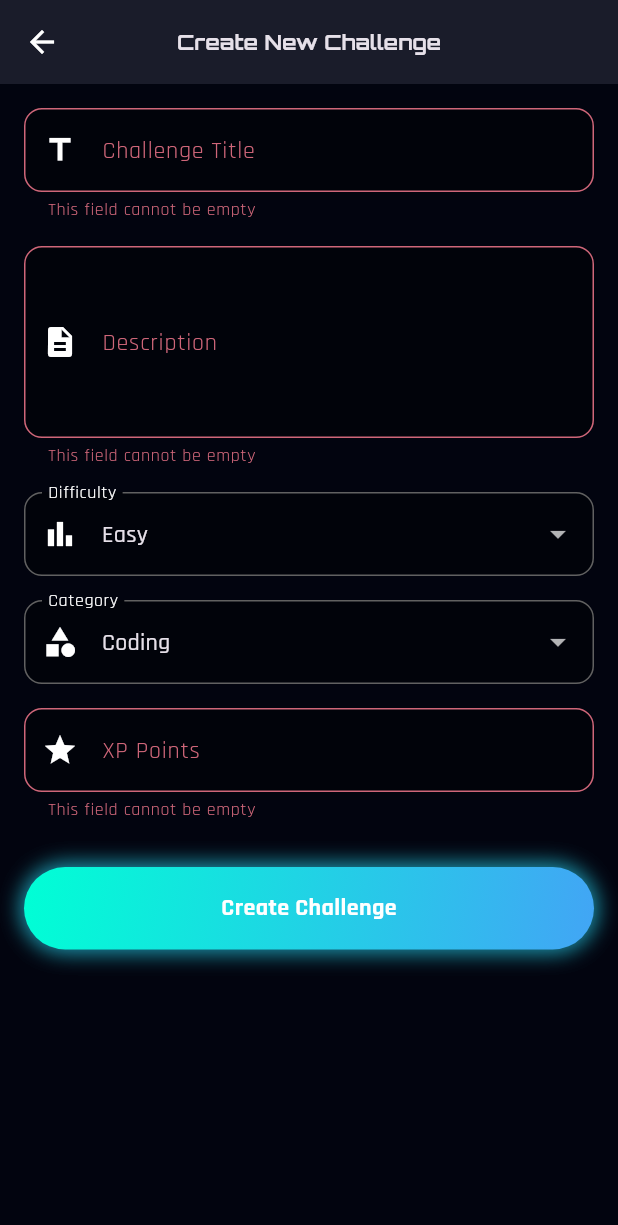
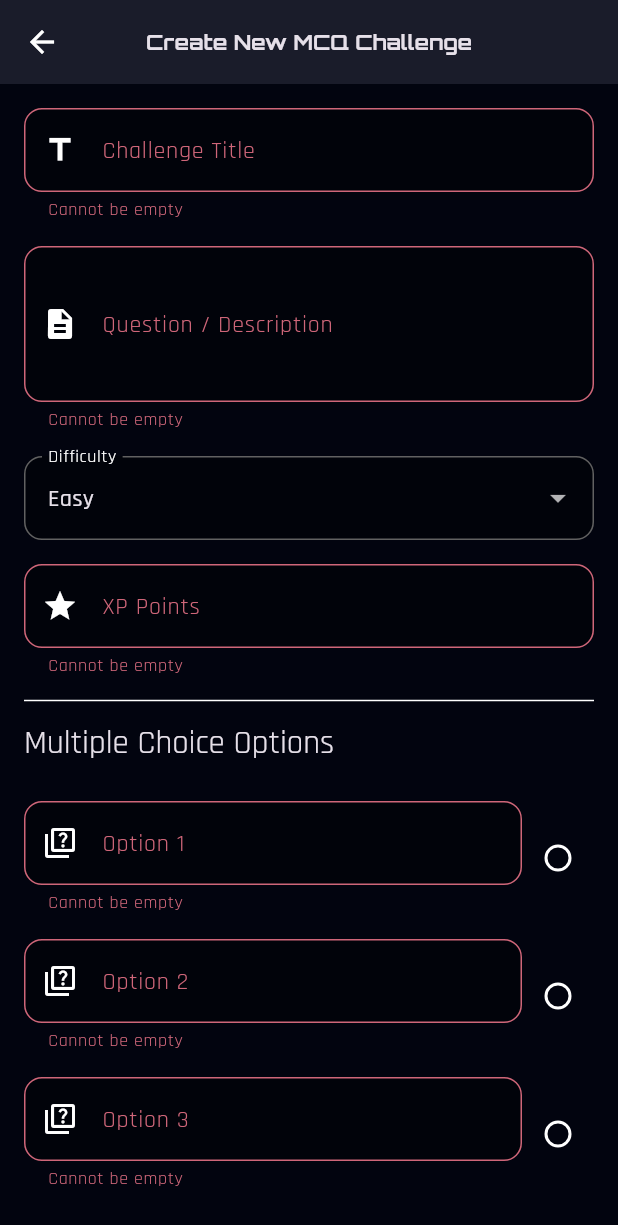
Before and after one commit to novacoder1818y/gmf_admin, a Flutter app: the AddChallengeView screen opened by its route, after a tap on "Create Challenge", on a phone screen of 412 x 824 dp. Shown: the top 1225 px of the screen. Run offline on Flutter 3.47's test engine with Material 3 defaults, Android fonts, the phone set to English and light mode, and no system bars; our stand-ins replace cloud_firestore, firebase_core, flutter_animate, get, google_fonts; accounts and stored records are empty.

Commit message:
challenge done

```diff
--- a/lib/app/modules/challenges/add_challenge_view.dart
+++ b/lib/app/modules/challenges/add_challenge_view.dart
@@ -1,14 +1,12 @@
 import 'package:flutter/material.dart';
 import 'package:flutter/services.dart';
 import 'package:get/get.dart';
-import '../../data/dummy_data.dart';
-import '../../data/models/challenge_model.dart';
+import 'package:cloud_firestore/cloud_firestore.dart';
 import '../../theme/app_theme.dart';
 import '../../widgets/neon_button.dart';
 
 class AddChallengeView extends StatefulWidget {
   const AddChallengeView({super.key});
-
   @override
   State<AddChallengeView> createState() => _AddChallengeViewState();
 }
@@ -18,47 +16,53 @@ class _AddChallengeViewState extends State<AddChallengeView> {
   final _titleController = TextEditingController();
   final _descriptionController = TextEditingController();
   final _pointsController = TextEditingController();
+  final _option1Controller = TextEditingController();
+  final _option2Controller = TextEditingController();
+  final _option3Controller = TextEditingController();
+
   String? _selectedDifficulty = 'Easy';
-  String? _selectedCategory = 'Coding';
+  String? _selectedCategory = 'MCQ';
+  String? _correctAnswer; // This will hold the correct option text
 
-  @override
-  void dispose() {
-    _titleController.dispose();
-    _descriptionController.dispose();
-    _pointsController.dispose();
-    super.dispose();
-  }
+  void _submitForm() async {
+    if (_formKey.currentState!.validate()) {
+      if (_correctAnswer == null) {
+        Get.snackbar('Error', 'Please select a correct answer.', backgroundColor: Colors.red);
+        return;
+      }
 
-  void _submitForm() {
-    if (_formKey.currentState!.validate()) {
-      final newChallenge = ChallengeModel(
-        id: DateTime.now().toString(),
-        title: _titleController.text,
-        description: _descriptionController.text,
-        difficulty: _selectedDifficulty!,
-        category: _selectedCategory!,
-        points: int.tryParse(_pointsController.text) ?? 0,
-      );
+      Get.dialog(const Center(child: CircularProgressIndicator()), barrierDismissible: false);
+      try {
+        await FirebaseFirestore.instance.collection('challenges').add({
+          'title': _titleController.text,
+          'description': _descriptionController.text,
+          'difficulty': _selectedDifficulty,
+          'category': _selectedCategory,
+          'points': int.tryParse(_pointsController.text) ?? 0,
+          'questionType': 'multiple_choice',
+          'options': [
+            _option1Controller.text,
+            _option2Controller.text,
+            _option3Controller.text,
+          ],
+          'correctAnswer': _correctAnswer,
+        });
 
-      DummyData.challenges.insert(0, newChallenge);
-
-      Get.snackbar(
-        'Success!',
-        'New challenge "${_titleController.text}" has been created.',
-        snackPosition: SnackPosition.BOTTOM,
-        backgroundColor: Colors.green,
-        colorText: Colors.white,
-      );
-
-      // This command closes the current page (the form).
-      Get.back();
+        Get.back(); // Close dialog
+        Get.back(); // Close form
+        Get.snackbar('Success!', 'New challenge has been created.', backgroundColor: Colors.green);
+      } catch (e) {
+        Get.back();
+        Get.snackbar('Error', 'Failed to create challenge: $e');
+        print(e);
+      }
     }
   }
 
   @override
   Widget build(BuildContext context) {
     return Scaffold(
-      appBar: AppBar(title: const Text('Create New Challenge')),
+      appBar: AppBar(title: const Text('Create New MCQ Challenge')),
       body: Form(
         key: _formKey,
         child: ListView(
@@ -66,13 +70,17 @@ class _AddChallengeViewState extends State<AddChallengeView> {
           children: [
             _buildTextFormField(controller: _titleController, label: 'Challenge Title', icon: Icons.title),
             const SizedBox(height: 16),
-            _buildTextFormField(controller: _descriptionController, label: 'Description', icon: Icons.description, maxLines: 4),
+            _buildTextFormField(controller: _descriptionController, label: 'Question / Description', icon: Icons.description, maxLines: 3),
             const SizedBox(height: 16),
-            _buildDropdown(label: 'Difficulty', value: _selectedDifficulty, items: ['Easy', 'Medium', 'Hard'], onChanged: (value) => setState(() => _selectedDifficulty = value), icon: Icons.bar_chart),
+            _buildDropdown(label: 'Difficulty', value: _selectedDifficulty, items: ['Easy', 'Medium', 'Hard'], onChanged: (v) => setState(() => _selectedDifficulty = v)),
             const SizedBox(height: 16),
-            _buildDropdown(label: 'Category', value: _selectedCategory, items: ['Coding', 'Puzzle', 'MCQ'], onChanged: (value) => setState(() => _selectedCategory = value), icon: Icons.category),
+            _buildTextFormField(controller: _pointsController, label: 'XP Points', icon: Icons.star, keyboardType: TextInputType.number),
+            const Divider(height: 30),
+            Text('Multiple Choice Options', style: Theme.of(context).textTheme.titleLarge),
             const SizedBox(height: 16),
-            _buildTextFormField(controller: _pointsController, label: 'XP Points', icon: Icons.star, keyboardType: TextInputType.number, inputFormatters: [FilteringTextInputFormatter.digitsOnly]),
+            _buildOptionField(_option1Controller, 'Option 1'),
+            _buildOptionField(_option2Controller, 'Option 2'),
+            _buildOptionField(_option3Controller, 'Option 3'),
             const SizedBox(height: 30),
             NeonButton(text: 'Create Challenge', onTap: _submitForm, gradientColors: const [AppTheme.accentColor, AppTheme.tertiaryColor]),
           ],
@@ -81,11 +89,35 @@ class _AddChallengeViewState extends State<AddChallengeView> {
     );
   }
 
-  TextFormField _buildTextFormField({required TextEditingController controller, required String label, required IconData icon, int maxLines = 1, TextInputType? keyboardType, List<TextInputFormatter>? inputFormatters}) {
-    return TextFormField(controller: controller, maxLines: maxLines, keyboardType: keyboardType, inputFormatters: inputFormatters, decoration: InputDecoration(labelText: label, prefixIcon: Icon(icon), border: OutlineInputBorder(borderRadius: BorderRadius.circular(12)), filled: true), validator: (value) { if (value == null || value.isEmpty) { return 'This field cannot be empty'; } return null; });
+  Widget _buildOptionField(TextEditingController controller, String label) {
+    return Padding(
+      padding: const EdgeInsets.symmetric(vertical: 8.0),
+      child: Row(
+        children: [
+          Expanded(
+            child: _buildTextFormField(controller: controller, label: label, icon: Icons.quiz_outlined),
+          ),
+          Radio<String>(
+            value: controller.text,
+            groupValue: _correctAnswer,
+            onChanged: (value) {
+              // We set state to rebuild the UI and show which radio button is selected
+              setState(() {
+                // We use the text from the controller as the value to ensure it's always in sync
+                _correctAnswer = controller.text;
+              });
+            },
+          ),
+        ],
+      ),
+    );
   }
 
-  DropdownButtonFormField<String> _buildDropdown({required String label, required String? value, required List<String> items, required ValueChanged<String?> onChanged, required IconData icon}) {
-    return DropdownButtonFormField<String>(value: value, decoration: InputDecoration(labelText: label, prefixIcon: Icon(icon), border: OutlineInputBorder(borderRadius: BorderRadius.circular(12)), filled: true), items: items.map((String item) { return DropdownMenuItem<String>(value: item, child: Text(item)); }).toList(), onChanged: onChanged, validator: (value) => value == null ? 'Please select an option' : null);
+  // Other helper methods (_buildTextFormField, _buildDropdown) remain the same
+  TextFormField _buildTextFormField({required TextEditingController controller, required String label, required IconData icon, int maxLines = 1, TextInputType? keyboardType}) {
+    return TextFormField(controller: controller, maxLines: maxLines, keyboardType: keyboardType, decoration: InputDecoration(labelText: label, prefixIcon: Icon(icon), border: OutlineInputBorder(borderRadius: BorderRadius.circular(12)), filled: true), validator: (v) => v == null || v.isEmpty ? 'Cannot be empty' : null);
+  }
+  DropdownButtonFormField<String> _buildDropdown({required String label, String? value, required List<String> items, required ValueChanged<String?> onChanged}) {
+    return DropdownButtonFormField<String>(value: value, decoration: InputDecoration(labelText: label, border: OutlineInputBorder(borderRadius: BorderRadius.circular(12)), filled: true), items: items.map((i) => DropdownMenuItem(value: i, child: Text(i))).toList(), onChanged: onChanged);
   }
 }
--- a/pubspec.yaml
+++ b/pubspec.yaml
@@ -39,6 +39,7 @@ dependencies:
   flutter_animate: ^4.5.2
   intl: ^0.20.2
   firebase_core: ^4.1.1
+  cloud_firestore: ^6.0.2
 
 dev_dependencies:
   flutter_test:
```
